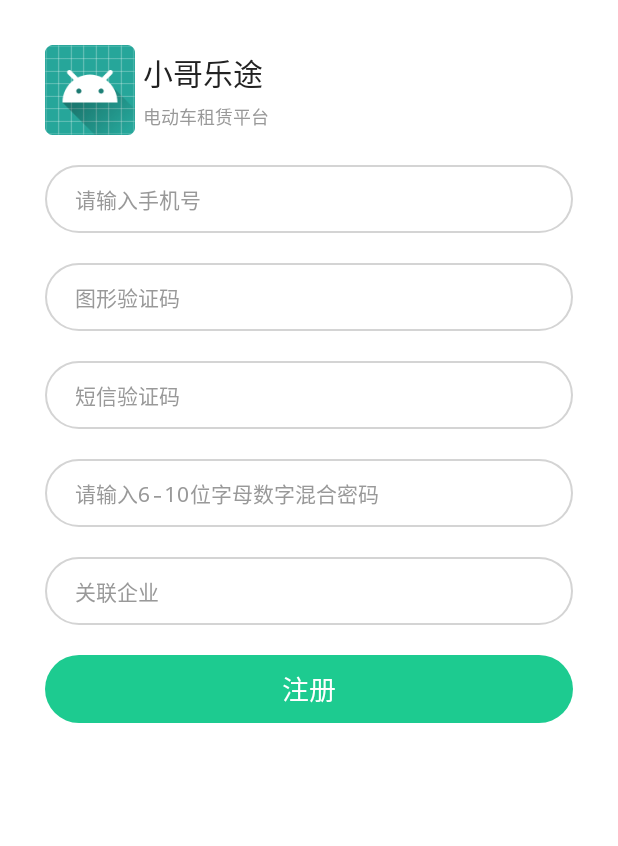
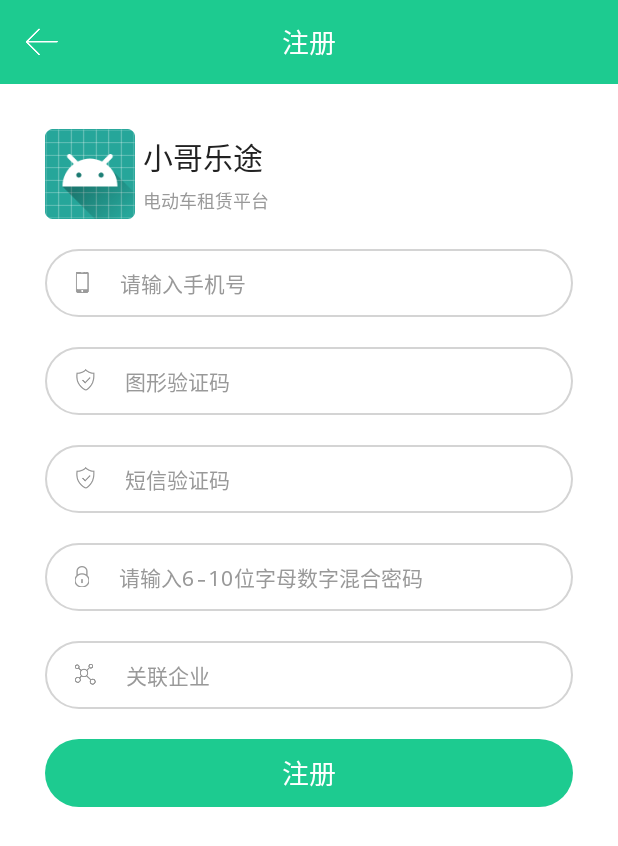
Before and after one commit to BetterZhang/Lease, an Android app: the RegisterActivity screen opened directly, with no data from a screen before it, on a phone screen of 412 x 824 dp. Shown: the top 846 px of the screen. Run offline under Robolectric (Android 15) with nearby library versions, the phone set to English and light mode, and no system bars; our stand-ins replace ButterKnife.

Commit message:
页面布局优化

```diff
--- a/app/src/main/java/com/anshi/lease/ui/activity/ForgetPwdActivity.java
+++ b/app/src/main/java/com/anshi/lease/ui/activity/ForgetPwdActivity.java
@@ -17,4 +17,9 @@ public class ForgetPwdActivity extends LeaseBaseActivity {
         return R.layout.activity_forget_pwd;
     }
 
+    @Override
+    protected void initView() {
+        super.initView();
+        initToolbar("找回密码", true);
+    }
 }
--- a/app/src/main/java/com/anshi/lease/ui/activity/RegisterActivity.java
+++ b/app/src/main/java/com/anshi/lease/ui/activity/RegisterActivity.java
@@ -17,4 +17,9 @@ public class RegisterActivity extends LeaseBaseActivity {
         return R.layout.activity_register;
     }
 
+    @Override
+    protected void initView() {
+        super.initView();
+        initToolbar("注册", true);
+    }
 }
--- a/app/src/main/res/layout/activity_register.xml
+++ b/app/src/main/res/layout/activity_register.xml
@@ -2,13 +2,26 @@
 <LinearLayout
     xmlns:android="http://schemas.android.com/apk/res/android"
     xmlns:tools="http://schemas.android.com/tools"
+    android:layout_width="match_parent"
+    android:layout_height="match_parent"
+    tools:context=".ui.activity.LoginActivity"
+    android:orientation="vertical">
+
+    <include layout="@layout/layout_toolbar" />
+
+    <ScrollView
+        android:layout_width="match_parent"
+        android:layout_height="match_parent">
+
+        <LinearLayout
             android:orientation="vertical"
             android:layout_width="match_parent"
             android:layout_height="match_parent"
-    tools:context=".ui.activity.LoginActivity"
             android:layout_marginLeft="30dp"
             android:layout_marginRight="30dp"
-    android:layout_marginBottom="30dp">
+            android:layout_marginBottom="30dp"
+            android:focusable="true"
+            android:focusableInTouchMode="true">
 
             <include layout="@layout/layout_logo"/>
 
@@ -19,7 +32,8 @@
                 android:layout_height="wrap_content"
                 android:background="@drawable/shape_edit_text"
                 android:layout_marginTop="20dp"
-        android:paddingLeft="20dp"
+                android:drawableLeft="@mipmap/ic_phone"
+                android:drawablePadding="20dp"
                 android:inputType="phone"
                 android:maxLength="11"
                 android:hint="请输入手机号"/>
@@ -31,7 +45,8 @@
                 android:layout_height="wrap_content"
                 android:background="@drawable/shape_edit_text"
                 android:layout_marginTop="20dp"
-        android:paddingLeft="20dp"
+                android:drawableLeft="@mipmap/ic_code"
+                android:drawablePadding="20dp"
                 android:hint="图形验证码"/>
 
             <com.jme.common.ui.view.ClearEditText
@@ -41,7 +56,8 @@
                 android:layout_height="wrap_content"
                 android:background="@drawable/shape_edit_text"
                 android:layout_marginTop="20dp"
-        android:paddingLeft="20dp"
+                android:drawableLeft="@mipmap/ic_code"
+                android:drawablePadding="20dp"
                 android:hint="短信验证码"/>
 
             <com.jme.common.ui.view.ClearEditText
@@ -51,7 +67,8 @@
                 android:layout_height="wrap_content"
                 android:background="@drawable/shape_edit_text"
                 android:layout_marginTop="20dp"
-        android:paddingLeft="20dp"
+                android:drawableLeft="@mipmap/ic_pwd"
+                android:drawablePadding="20dp"
                 android:inputType="textPassword"
                 android:hint="请输入6-10位字母数字混合密码"/>
 
@@ -62,7 +79,8 @@
                 android:layout_height="wrap_content"
                 android:background="@drawable/shape_edit_text"
                 android:layout_marginTop="20dp"
-        android:paddingLeft="20dp"
+                android:drawableLeft="@mipmap/ic_company"
+                android:drawablePadding="20dp"
                 android:hint="关联企业"/>
 
             <TextView
@@ -72,8 +90,13 @@
                 android:layout_height="wrap_content"
                 android:background="@drawable/selector_text_button"
                 android:layout_marginTop="20dp"
+                android:layout_marginBottom="20dp"
                 android:clickable="true"
                 android:gravity="center"
                 android:text="注册"/>
 
         </LinearLayout>
+
+    </ScrollView>
+
+</LinearLayout>
```
Also changed, not shown: app/src/main/res/layout/activity_forget_pwd.xml (+28 -6 lines). Lines whose indentation alone changed are shown as unchanged.
